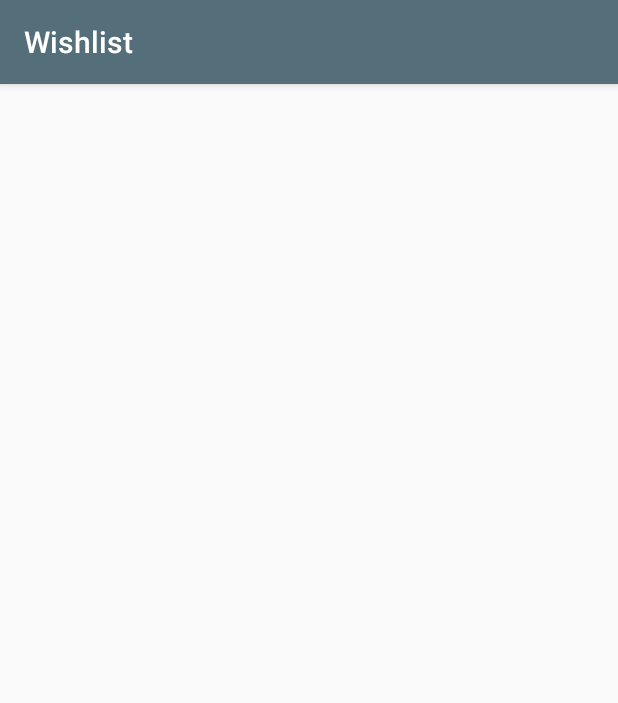
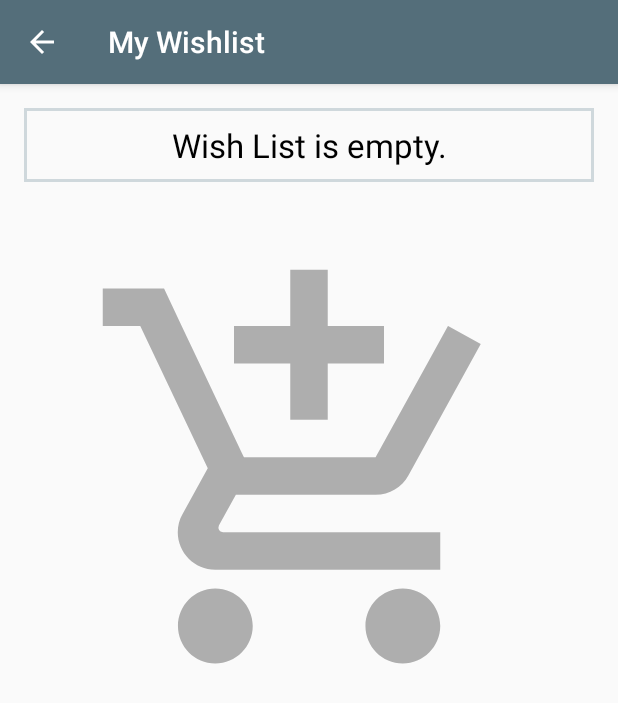
Before and after one commit to serkanbal/project-2, an Android app: the WishlistActivity screen opened directly, with no data from a screen before it, on a phone screen of 412 x 824 dp. Shown: the top 703 px of the screen. Run offline under Robolectric (Android 15) with nearby library versions, the phone set to English and light mode, and no system bars.

Commit message:
Wishlist implemented, recycler view dismiss and drag needs to be implemented

```diff
--- a/GameShop2/app/src/main/java/gameshop/serkanbal/com/gameshop/Cart/CartActivity2.java
+++ b/GameShop2/app/src/main/java/gameshop/serkanbal/com/gameshop/Cart/CartActivity2.java
@@ -43,7 +43,7 @@ public class CartActivity2 extends AppCompatActivity {
 
         getSupportActionBar().setDisplayHomeAsUpEnabled(true);
 
-        mCartTotal = (TextView) findViewById(R.id.textCartTotal);
+        mCartTotal = (TextView) findViewById(R.id.textWishlistSize);
         mFab = (FloatingActionButton) findViewById(R.id.cartFab);
         mBigCart = (ImageView) findViewById(R.id.cartBigCart);
 
--- a/GameShop2/app/src/main/java/gameshop/serkanbal/com/gameshop/Data/Helper.java
+++ b/GameShop2/app/src/main/java/gameshop/serkanbal/com/gameshop/Data/Helper.java
@@ -379,10 +379,12 @@ public class Helper extends SQLiteOpenHelper {
         if (cursor.moveToFirst()) {
             String name = cursor.getString(cursor.getColumnIndex(COL_NAME));
             String platform = cursor.getString(cursor.getColumnIndex(COL_PLATFORM));
+            String company = cursor.getString(cursor.getColumnIndex(COL_COMPANY));
             Double price = cursor.getDouble(cursor.getColumnIndex(COL_PRICE));
+            Double rating = cursor.getDouble(cursor.getColumnIndex(COL_RATING));
             int detail = cursor.getInt(cursor.getColumnIndex(COL_ID_DETAIL));
 
-            Game game = new Game(name,null,null,platform,null,0,price,detail);
+            Game game = new Game(name,null,company,platform,null,rating,price,detail);
             cursor.close();
             return game;
         } else {
--- a/GameShop2/app/src/main/java/gameshop/serkanbal/com/gameshop/MainDetailActivity/DetailActivity.java
+++ b/GameShop2/app/src/main/java/gameshop/serkanbal/com/gameshop/MainDetailActivity/DetailActivity.java
@@ -22,6 +22,7 @@ import gameshop.serkanbal.com.gameshop.Cart.CartActivity2;
 import gameshop.serkanbal.com.gameshop.Data.Game;
 import gameshop.serkanbal.com.gameshop.Data.Helper;
 import gameshop.serkanbal.com.gameshop.R;
+import gameshop.serkanbal.com.gameshop.Wishlist.WishlistActivity;
 
 public class DetailActivity extends AppCompatActivity {
     public static final String ITEM_ID_KEY = "detailId";
@@ -263,6 +264,10 @@ public class DetailActivity extends AppCompatActivity {
                 Intent intent = new Intent(DetailActivity.this,CartActivity2.class);
                 startActivity(intent);
                 break;
+            case R.id.action_goWishlist:
+                Intent intent2 = new Intent(DetailActivity.this, WishlistActivity.class);
+                startActivity(intent2);
+                break;
         }
         return super.onOptionsItemSelected(item);
     }
--- a/GameShop2/app/src/main/java/gameshop/serkanbal/com/gameshop/Wishlist/WishlistActivity.java
+++ b/GameShop2/app/src/main/java/gameshop/serkanbal/com/gameshop/Wishlist/WishlistActivity.java
@@ -1,31 +1,90 @@
 package gameshop.serkanbal.com.gameshop.Wishlist;
 
+import android.content.Context;
+import android.content.SharedPreferences;
 import android.os.Bundle;
-import android.support.design.widget.FloatingActionButton;
-import android.support.design.widget.Snackbar;
 import android.support.v7.app.AppCompatActivity;
+import android.support.v7.widget.LinearLayoutManager;
+import android.support.v7.widget.RecyclerView;
 import android.support.v7.widget.Toolbar;
+import android.view.MenuItem;
 import android.view.View;
+import android.widget.ImageView;
+import android.widget.TextView;
 
+import java.util.ArrayList;
+import java.util.List;
+
+import gameshop.serkanbal.com.gameshop.Data.Game;
+import gameshop.serkanbal.com.gameshop.Data.Helper;
 import gameshop.serkanbal.com.gameshop.R;
 
 public class WishlistActivity extends AppCompatActivity {
+    List<Game> mWishList;
+    TextView mWishListSize;
+    ImageView mBigHeart;
+    RecyclerView mWishListRecyclerView;
+    WishlistRecyclerAdapter mWishlistRecyclerAdapter;
 
-    @Override
     protected void onCreate(Bundle savedInstanceState) {
         super.onCreate(savedInstanceState);
         setContentView(R.layout.activity_wishlist);
         Toolbar toolbar = (Toolbar) findViewById(R.id.toolbar);
         setSupportActionBar(toolbar);
 
-        FloatingActionButton fab = (FloatingActionButton) findViewById(R.id.fab);
-        fab.setOnClickListener(new View.OnClickListener() {
-            @Override
-            public void onClick(View view) {
-                Snackbar.make(view, "Replace with your own action", Snackbar.LENGTH_LONG)
-                        .setAction("Action", null).show();
+        getSupportActionBar().setDisplayHomeAsUpEnabled(true);
+
+        mWishListSize = (TextView) findViewById(R.id.textWishlistSize);
+        mBigHeart = (ImageView) findViewById(R.id.wishListBigHeart);
+
+        SharedPreferences sharedPreferences = this.getSharedPreferences("wishList",
+                Context.MODE_PRIVATE);
+        List<Integer> wishListItems = new ArrayList<>();
+        List<Game> allPossible = Helper.getInstance(this).getAllGames();
+        //Change hardcoded 17 to read from the size of the list!
+        for (Integer i = 1; i < allPossible.size() + 1; i++) {
+            if (sharedPreferences.getInt(i.toString(), -1) != -1) {
+                wishListItems.add((sharedPreferences.getInt(i.toString(), -1)));
             }
-        });
+        }
+
+        mWishList = new ArrayList<>();
+        for (int i = 0; i < wishListItems.size(); i++) {
+            Game game = Helper.getInstance(this).getCartGameById(wishListItems.get(i));
+            mWishList.add(game);
+        }
+
+        if (mWishList.size() == 0) {
+            mWishListSize.setText("Wish List is empty.");
+            mBigHeart.setVisibility(View.VISIBLE);
+        } else {
+            mWishListSize.setText("Number of items: " + mWishList.size());
+        }
+
+        //Setup the CartRecyclerView
+        mWishListRecyclerView = (RecyclerView) findViewById(R.id.wishlistrecyclerview);
+        LinearLayoutManager linearLayoutManager = new LinearLayoutManager(this,
+                LinearLayoutManager.VERTICAL, false);
+        mWishListRecyclerView.setLayoutManager(linearLayoutManager);
+        mWishlistRecyclerAdapter = new WishlistRecyclerAdapter(mWishList, mWishListSize, mBigHeart);
+//        ItemTouchHelper.Callback callback =
+//                new CartItemTouchHelper(mCartRecyclerAdapter);
+//        ItemTouchHelper touchHelper = new ItemTouchHelper(callback);
+//        touchHelper.attachToRecyclerView(mCartRecyclerView);
+
+        mWishListRecyclerView.setAdapter(mWishlistRecyclerAdapter);
+
     }
 
+    @Override
+    public boolean onOptionsItemSelected(MenuItem item) {
+        if (item.getItemId() == android.R.id.home) // Press Back Icon
+        {
+            finish();
+        }
+        return super.onOptionsItemSelected(item);
+    }
+
+
+
 }
--- a/GameShop2/app/src/main/res/layout/content_wishlist.xml
+++ b/GameShop2/app/src/main/res/layout/content_wishlist.xml
@@ -14,4 +14,32 @@
     tools:context="gameshop.serkanbal.com.gameshop.Wishlist.WishlistActivity"
     tools:showIn="@layout/activity_wishlist">
 
+    <TextView
+        android:padding="10dp"
+        android:textColor="@color/black"
+        android:gravity="center"
+        android:text="CART_TOTAL_IS: "
+        android:background="@drawable/customborder"
+        android:textSize="22sp"
+        android:id="@+id/textWishlistSize"
+        android:layout_width="match_parent"
+        android:layout_height="wrap_content"/>
+
+    <ImageView
+        android:layout_marginTop="95dp"
+        android:id="@+id/wishListBigHeart"
+        android:visibility="invisible"
+        app:srcCompat="@drawable/ic_add_shopping_cart_black_300dp"
+        android:layout_centerHorizontal="true"
+        android:layout_width="wrap_content"
+        android:layout_height="wrap_content"/>
+
+    <android.support.v7.widget.RecyclerView
+        android:layout_below="@id/textWishlistSize"
+        app:layout_behavior="@string/appbar_scrolling_view_behavior"
+        android:layout_marginTop="10dp"
+        android:id="@+id/wishlistrecyclerview"
+        android:layout_width="match_parent"
+        android:layout_height="match_parent"/>
+
 </RelativeLayout>
--- a/GameShop2/app/src/main/res/values/strings.xml
+++ b/GameShop2/app/src/main/res/values/strings.xml
@@ -12,7 +12,7 @@
     <string name="cart_is_empty">Your cart is empty!\nAdd a product to your cart before checking out.</string>
     <string name="icon_heart">My Heart</string>
     <string name="title_activity_cart2">My Cart</string>
-    <string name="title_activity_wishlist">Wishlist</string>
+    <string name="title_activity_wishlist">My Wishlist</string>
     <string name="add_wishlist_success">Item has been added to the wish list.</string>
     <string name="remove_wishlist_success">Item has been removed from the wish list.</string>
 </resources>
```
Also changed, not shown: GameShop2/app/src/main/java/gameshop/serkanbal/com/gameshop/Cart/CartRecyclerAdapter.java (+2 -12 lines), GameShop2/app/src/main/java/gameshop/serkanbal/com/gameshop/Cart/CartViewHolder.java (+7 -6 lines), GameShop2/app/src/main/java/gameshop/serkanbal/com/gameshop/MainDetailActivity/MainActivity.java (+6 -1 lines), GameShop2/app/src/main/java/gameshop/serkanbal/com/gameshop/Wishlist/WishlistRecyclerAdapter.java (+28 -32 lines), GameShop2/app/src/main/java/gameshop/serkanbal/com/gameshop/Wishlist/WishlistViewHolder.java (+9 -8 lines), GameShop2/app/src/main/res/layout/cart_recyclerview_layout.xml (+17 -9 lines), GameShop2/app/src/main/res/layout/content_cart2.xml (+4 -4 lines), GameShop2/app/src/main/res/layout/wishlist_recyclerview_layout.xml (+19 -9 lines).
